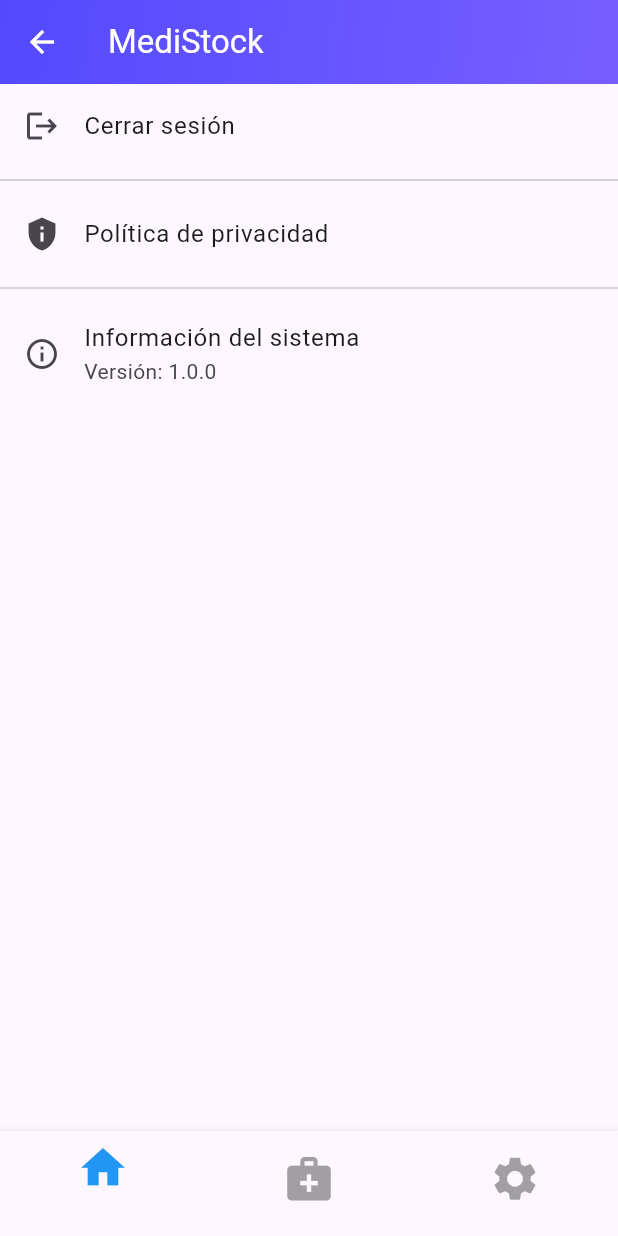
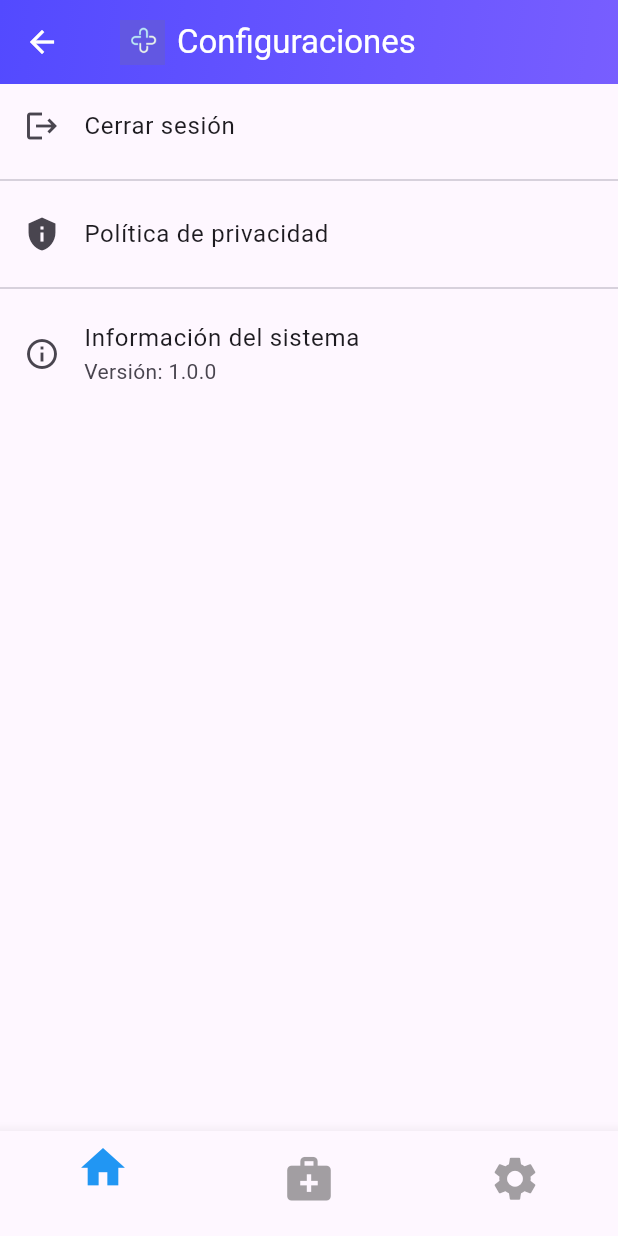
Before and after one commit to UHG27/MediStock_MOVIL, a Flutter app: the SettingsScreen screen opened by its route, on a phone screen of 412 x 824 dp. Run offline on Flutter 3.47's test engine with Material 3 defaults, Android fonts, the light colour scheme and no system bars; our stand-ins replace cloud_firestore, firebase_core; accounts and stored records are empty.

Commit message:
Implementando logo en Appbar

```diff
--- a/lib/base_scaffold.dart
+++ b/lib/base_scaffold.dart
@@ -43,12 +43,25 @@ void _onItemTapped(int index) {
 }
 
 
-   @override
+
+  @override
   Widget build(BuildContext context) {
     return Scaffold(
       appBar: AppBar(
-        title: const Text('MediStock',
-        style: TextStyle(color: Colors.white),
+        title: Row(
+          children: [
+            Padding(
+              padding: const EdgeInsets.all(8.0),
+              child: Image.asset(
+                'assets/images/genericos.jpg', // Ruta de tu logo
+                height: 30, // Tamaño del logo
+              ),
+            ),
+            Text(
+              widget.title,
+              style: const TextStyle(color: Colors.white),
+            ),
+          ],
         ),
         automaticallyImplyLeading: !widget.isSearching,
         iconTheme: const IconThemeData(
--- a/lib/detail_screen.dart
+++ b/lib/detail_screen.dart
@@ -15,7 +15,8 @@ class DetailScreen extends StatelessWidget {
         : 'No disponible';
 
     return BaseScaffold(
-      title: medicamento['nombre']!,  // Usamos el nombre del medicamento como título
+      title: medicamento['nombre']!,
+      actions: const [],  // Usamos el nombre del medicamento como título
       body: Padding(
         padding: const EdgeInsets.all(16.0),
         child: SingleChildScrollView(
@@ -37,7 +38,7 @@ class DetailScreen extends StatelessWidget {
     );
   }
 
-  Widget _buildDetailRow(String title, String? value) {
+   Widget _buildDetailRow(String title, String? value) {
     return Padding(
       padding: const EdgeInsets.only(bottom: 12.0),
       child: Row(
--- a/lib/settings_screen.dart
+++ b/lib/settings_screen.dart
@@ -13,6 +13,7 @@ class SettingsScreen extends StatelessWidget {
   Widget build(BuildContext context) {
     return BaseScaffold(
       title: 'Configuraciones', // Título de la pantalla
+      actions: const [],
       body: ListView(
         children: [
           // Cerrar sesión
@@ -24,7 +25,6 @@ class SettingsScreen extends StatelessWidget {
             },
           ),
           const Divider(),
-
           ListTile(
             leading: const Icon(Icons.privacy_tip),
             title: const Text('Política de privacidad'),
@@ -35,7 +35,6 @@ class SettingsScreen extends StatelessWidget {
             },
           ),
           const Divider(),
-
           ListTile(
             leading: const Icon(Icons.info_outline),
             title: const Text('Información del sistema'),
--- a/pubspec.yaml
+++ b/pubspec.yaml
@@ -24,3 +24,4 @@ flutter:
   uses-material-design: true
   assets:
     - assets/images/image.png
+    - assets/images/genericos.jpg
```
